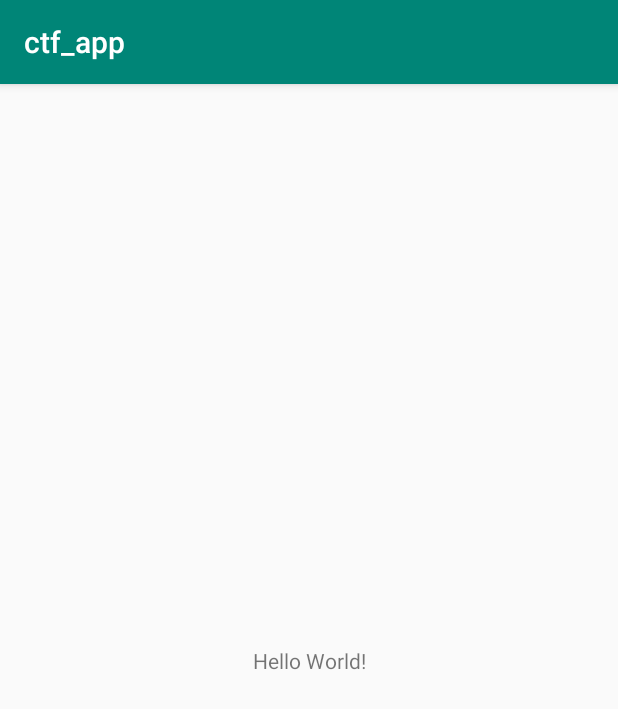
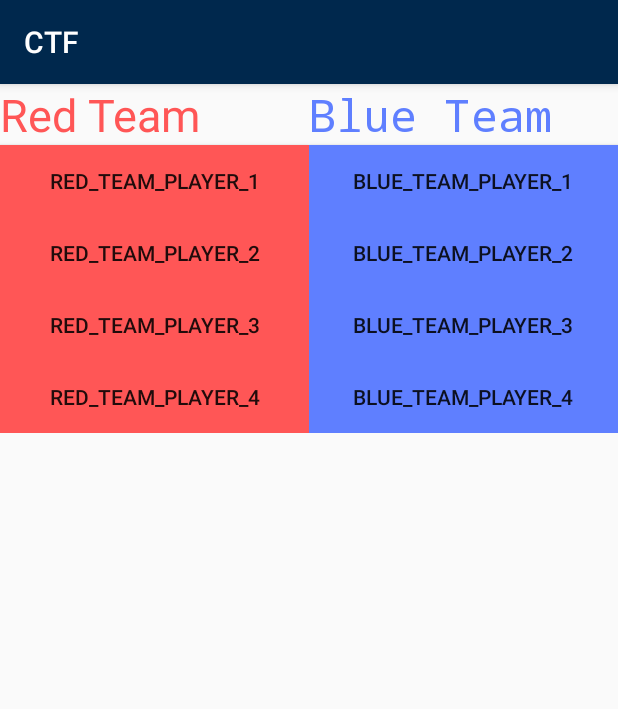
Before and after one commit to MrTroble/CTF-Controlle-App, an Android app: the screen it shows after launch (MainActivity), on a phone screen of 412 x 824 dp. Shown: the top 709 px of the screen. Run offline under Robolectric (Android 15) with nearby library versions, the phone set to English and light mode, and no system bars.

Commit message:
Update layout

```diff
--- a/app/src/main/AndroidManifest.xml
+++ b/app/src/main/AndroidManifest.xml
@@ -1,6 +1,6 @@
 <?xml version="1.0" encoding="utf-8"?>
 <manifest xmlns:android="http://schemas.android.com/apk/res/android"
-    package="io.github.troblecodings.ctf_app" >
+    package="io.github.troblecodings.ctf_app">
 
     <application
         android:allowBackup="true"
@@ -8,8 +8,8 @@
         android:label="@string/app_name"
         android:roundIcon="@mipmap/ic_launcher_round"
         android:supportsRtl="true"
-        android:theme="@style/AppTheme" >
-        <activity android:name=".MainActivity" >
+        android:theme="@style/AppTheme">
+        <activity android:name=".MainActivity">
             <intent-filter>
                 <action android:name="android.intent.action.MAIN" />
 
--- a/app/src/main/res/layout/activity_main.xml
+++ b/app/src/main/res/layout/activity_main.xml
@@ -1,19 +1,111 @@
 <?xml version="1.0" encoding="utf-8"?>
-<android.support.constraint.ConstraintLayout
-    xmlns:android="http://schemas.android.com/apk/res/android"
+<android.support.constraint.ConstraintLayout xmlns:android="http://schemas.android.com/apk/res/android"
+    xmlns:app="http://schemas.android.com/apk/res-auto"
     xmlns:tools="http://schemas.android.com/tools"
-    xmlns:app="http://schemas.android.com/apk/res-auto"
     android:layout_width="match_parent"
     android:layout_height="match_parent"
     tools:context=".MainActivity">
 
-    <TextView
-        android:layout_width="wrap_content"
-        android:layout_height="wrap_content"
-        android:text="Hello World!"
-        app:layout_constraintBottom_toBottomOf="parent"
-        app:layout_constraintLeft_toLeftOf="parent"
-        app:layout_constraintRight_toRightOf="parent"
-        app:layout_constraintTop_toTopOf="parent" />
+    <ScrollView
+        android:layout_width="match_parent"
+        android:layout_height="match_parent">
+
+        <LinearLayout
+            android:layout_width="match_parent"
+            android:layout_height="wrap_content"
+            android:orientation="horizontal">
+
+            <LinearLayout
+                android:layout_width="match_parent"
+                android:layout_height="match_parent"
+                android:layout_weight="2"
+                android:orientation="vertical">
+
+                <TextView
+                    android:id="@+id/textView"
+                    android:layout_width="match_parent"
+                    android:layout_height="wrap_content"
+                    android:text="@string/team_red"
+                    android:textAppearance="@android:style/TextAppearance.Holo.Widget"
+                    android:textColor="@color/color_team_red"
+                    android:textSize="30sp"
+                    android:typeface="normal" />
+
+                <Button
+                    android:id="@+id/red_team_player_1"
+                    android:layout_width="match_parent"
+                    android:layout_height="wrap_content"
+                    android:background="@color/color_team_red"
+                    android:text="red_team_player_1" />
+
+                <Button
+                    android:id="@+id/red_team_player_2"
+                    android:layout_width="match_parent"
+                    android:layout_height="wrap_content"
+                    android:background="@color/color_team_red"
+                    android:text="red_team_player_2" />
+
+                <Button
+                    android:id="@+id/red_team_player_3"
+                    android:layout_width="match_parent"
+                    android:layout_height="wrap_content"
+                    android:background="@color/color_team_red"
+                    android:text="red_team_player_3" />
+
+                <Button
+                    android:id="@+id/red_team_player_4"
+                    android:layout_width="match_parent"
+                    android:layout_height="wrap_content"
+                    android:background="@color/color_team_red"
+                    android:text="red_team_player_4" />
+            </LinearLayout>
+
+            <LinearLayout
+                android:layout_width="match_parent"
+                android:layout_height="wrap_content"
+                android:layout_weight="2"
+                android:orientation="vertical">
+
+                <TextView
+                    android:id="@+id/textView2"
+                    android:layout_width="match_parent"
+                    android:layout_height="wrap_content"
+                    android:text="@string/team_blue"
+                    android:textAppearance="@android:style/TextAppearance.Holo.Widget"
+                    android:textColor="@color/color_team_blue"
+                    android:textSize="30sp"
+                    android:typeface="normal"
+                    app:fontFamily="monospace" />
+
+                <Button
+                    android:id="@+id/blue_team_player_1"
+                    android:layout_width="match_parent"
+                    android:layout_height="wrap_content"
+                    android:background="@color/color_team_blue"
+                    android:text="blue_team_player_1" />
+
+                <Button
+                    android:id="@+id/blue_team_player_2"
+                    android:layout_width="match_parent"
+                    android:layout_height="wrap_content"
+                    android:background="@color/color_team_blue"
+                    android:text="blue_team_player_2" />
+
+                <Button
+                    android:id="@+id/blue_team_player_3"
+                    android:layout_width="match_parent"
+                    android:layout_height="wrap_content"
+                    android:background="@color/color_team_blue"
+                    android:text="blue_team_player_3" />
+
+                <Button
+                    android:id="@+id/blue_team_player_4"
+                    android:layout_width="match_parent"
+                    android:layout_height="wrap_content"
+                    android:background="@color/color_team_blue"
+                    android:text="blue_team_player_4" />
+            </LinearLayout>
+        </LinearLayout>
+    </ScrollView>
 
 </android.support.constraint.ConstraintLayout>
--- a/app/src/main/res/mipmap-anydpi-v26/ic_launcher.xml
+++ b/app/src/main/res/mipmap-anydpi-v26/ic_launcher.xml
@@ -1,5 +1,5 @@
 <?xml version="1.0" encoding="utf-8"?>
 <adaptive-icon xmlns:android="http://schemas.android.com/apk/res/android">
-    <background android:drawable="@drawable/ic_launcher_background"/>
-    <foreground android:drawable="@drawable/ic_launcher_foreground"/>
+    <background android:drawable="@drawable/ic_launcher_background" />
+    <foreground android:drawable="@drawable/ic_launcher_foreground" />
 </adaptive-icon>
--- a/app/src/main/res/mipmap-anydpi-v26/ic_launcher_round.xml
+++ b/app/src/main/res/mipmap-anydpi-v26/ic_launcher_round.xml
@@ -1,5 +1,5 @@
 <?xml version="1.0" encoding="utf-8"?>
 <adaptive-icon xmlns:android="http://schemas.android.com/apk/res/android">
-    <background android:drawable="@drawable/ic_launcher_background"/>
-    <foreground android:drawable="@drawable/ic_launcher_foreground"/>
+    <background android:drawable="@drawable/ic_launcher_background" />
+    <foreground android:drawable="@drawable/ic_launcher_foreground" />
 </adaptive-icon>
--- a/app/src/main/res/values/colors.xml
+++ b/app/src/main/res/values/colors.xml
@@ -1,6 +1,8 @@
 <?xml version="1.0" encoding="utf-8"?>
 <resources>
-    <color name="colorPrimary">#008577</color>
-    <color name="colorPrimaryDark">#00574B</color>
-    <color name="colorAccent">#D81B60</color>
+    <color name="colorPrimary">#00284d</color>
+    <color name="colorPrimaryDark">#000433</color>
+    <color name="colorAccent">#5073ff</color>
+    <color name="color_team_blue">#5f7fff</color>
+    <color name="color_team_red">#ff5656</color>
 </resources>
--- a/app/src/main/res/values/strings.xml
+++ b/app/src/main/res/values/strings.xml
@@ -1,3 +1,5 @@
 <resources>
-    <string name="app_name">ctf_app</string>
+    <string name="app_name">CTF</string>
+    <string name="team_red">Red Team</string>
+    <string name="team_blue">Blue Team</string>
 </resources>
--- a/gradle.properties
+++ b/gradle.properties
@@ -1,16 +1,12 @@
 # Project-wide Gradle settings.
-
 # IDE (e.g. Android Studio) users:
 # Gradle settings configured through the IDE *will override*
 # any settings specified in this file.
-
 # For more details on how to configure your build environment visit
 # http://www.gradle.org/docs/current/userguide/build_environment.html
-
 # Specifies the JVM arguments used for the daemon process.
 # The setting is particularly useful for tweaking memory settings.
 org.gradle.jvmargs=-Xmx1536m
-
 # When configured, Gradle will run in incubating parallel mode.
 # This option should only be used with decoupled projects. More details, visit
 # http://www.gradle.org/docs/current/userguide/multi_project_builds.html#sec:decoupled_projects
```
Also changed, not shown: app/src/main/res/drawable-v24/ic_launcher_foreground.xml (+6 -6 lines), app/src/main/res/drawable/ic_launcher_background.xml (+166 -70 lines).
